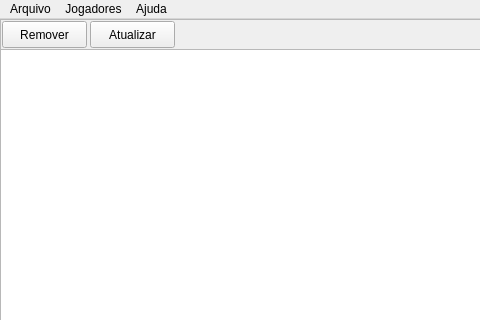
This is ui/mainWindow.ui in h3nnn4n/coisado-next as Qt 5 draws it before an edit; both pictures show x 0 to 480 and y 0 to 320 of the 776 by 543 pixel window. The edited form follows.
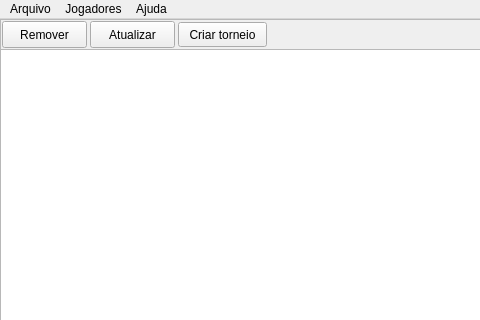
This is the edited form.

```diff
--- a/ui/mainWindow.ui
+++ b/ui/mainWindow.ui
@@ -71,6 +71,19 @@
       <string>Atualizar</string>
      </property>
     </widget>
+    <widget class="QPushButton" name="buttonNovoTorneio">
+     <property name="geometry">
+      <rect>
+       <x>178</x>
+       <y>3</y>
+       <width>89</width>
+       <height>25</height>
+      </rect>
+     </property>
+     <property name="text">
+      <string>Criar torneio</string>
+     </property>
+    </widget>
    </widget>
   </widget>
   <widget class="QMenuBar" name="menubar">
```
Left out of the diff: 2 changed lines with no effect on the pictures.
